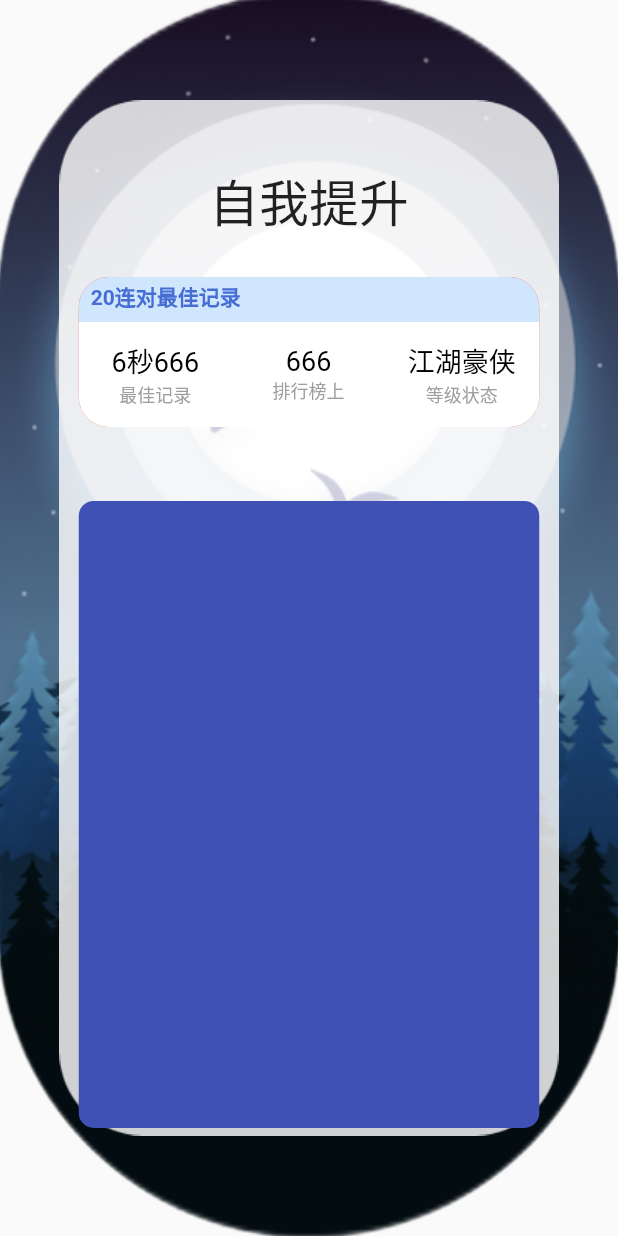
After one commit to LryIII/memory_practice, a Flutter app: the GrowContent screen opened directly, on a phone screen of 412 x 824 dp. The commit adds this screen. Run offline on Flutter 3.47's test engine with Material 2 defaults, Android fonts, the phone set to English and light mode, and no system bars; our stand-ins replace dio, flutter_smart_dialog, percent_indicator, stop_watch_timer.

Commit message:
add：大致的grow页面

```diff
--- /dev/null
+++ b/lib/pages/grow/grow_main.dart
@@ -0,0 +1,142 @@
+import 'package:flutter/cupertino.dart';
+import 'package:flutter/material.dart';
+import 'package:memory_practice/pages/grow/grow_state_box.dart';
+
+class GrowContent extends StatefulWidget {
+  const GrowContent({Key? key}) : super(key: key);
+
+  @override
+  _GrowContentState createState() => _GrowContentState();
+}
+
+class _GrowContentState extends State<GrowContent> {
+  @override
+  void initState() {
+    super.initState();
+  }
+
+  @override
+  Widget build(BuildContext context) {
+    return Scaffold(
+      body: Container(
+        height: double.infinity,
+        width: double.infinity,
+        decoration: const BoxDecoration(
+            image: DecorationImage(
+          image: AssetImage('assets/images/user_grow_background.png'),
+          fit: BoxFit.cover,
+        )),
+        child: Stack(
+          children: [
+            const Align(
+              alignment: Alignment(0, 0),
+              child: SizedBox(
+                height: 690.1,
+                width: 317 * 1.05,
+                child: Image(
+                  image: AssetImage(
+                      'assets/images/user_grow_background_transparent.png'),
+                  fit: BoxFit.fill,
+                ),
+              ),
+            ),
+            Align(
+              alignment: const Alignment(0, -0.74),
+              child: SizedBox(
+                height: 70 * 1.01,
+                width: 317 * 1.05,
+                //color: Colors.red,
+                child: Row(
+                  mainAxisAlignment: MainAxisAlignment.center,
+                  children: const [
+                    Text(
+                      "自我提升",
+                      style: TextStyle(
+                          fontSize: 33.3, fontWeight: FontWeight.w500),
+                    ),
+                  ],
+                ),
+              ),
+            ),
+            Align(
+              alignment: const Alignment(0, -0.49),
+              child: Container(
+                width: 307.0,
+                height: 100.0,
+                decoration: BoxDecoration(
+                  color: Colors.red,
+                  //border: Border.all(),
+                  borderRadius: BorderRadius.circular(20.0),
+                ),
+                child: Column(
+                  children: [
+                    Container(
+                      width: 307.0,
+                      height: 30,
+                      decoration: const BoxDecoration(
+                          color: Color.fromARGB(0xff, 208, 230, 253),
+                          borderRadius: BorderRadius.only(
+                            topLeft: Radius.circular(20.0),
+                            topRight: Radius.circular(20.0),
+                          )),
+                      child: const Padding(
+                        padding: EdgeInsets.only(
+                          left: 8.0,
+                          top: 3.0,
+                        ),
+                        child: Text(
+                          '20连对最佳记录',
+                          style: TextStyle(
+                              color: Color.fromARGB(0xff, 70, 109, 212),
+                              fontWeight: FontWeight.bold),
+                        ),
+                      ),
+                    ),
+                    Container(
+                      width: 307.2,
+                      height: 70,
+                      decoration: const BoxDecoration(
+                        color: Color.fromARGB(0xff, 255, 255, 255),
+                        borderRadius: BorderRadius.only(
+                          bottomLeft: Radius.circular(20.0),
+                          bottomRight: Radius.circular(20.0),
+                        ),
+                      ),
+                      child: Row(
+                        children: const [
+                          GrowStateBox(
+                            title: "6秒666",
+                            subtitle: "最佳记录",
+                          ),
+                          GrowStateBox(
+                            title: "666",
+                            subtitle: "排行榜上",
+                          ),
+                          GrowStateBox(
+                            title: "江湖豪侠",
+                            subtitle: "等级状态",
+                          ),
+                        ],
+                      ),
+                    ),
+                  ],
+                ),
+              ),
+            ),
+            Align(
+              alignment: const Alignment(0,0.645),
+              child: Container(
+                width: 307.0,
+                height: 418.0,
+                decoration: BoxDecoration(
+                  color: Colors.indigo,
+                  borderRadius: BorderRadius.circular(10.0),
+                ),
+              ),
+            )
+          ],
+        ),
+      ),
+    );
+  }
+}
--- /dev/null
+++ b/lib/pages/grow/grow_state_box.dart
@@ -0,0 +1,38 @@
+import 'package:flutter/material.dart';
+
+class GrowStateBox extends StatelessWidget {
+  final String title;
+  final String subtitle;
+  const GrowStateBox({
+    required this.title,
+    required this.subtitle,
+    Key? key,
+  }) : super(key: key);
+
+  @override
+  Widget build(BuildContext context) {
+    return SizedBox(
+      width: 307.200 / 3.0 - 0.25,
+      //color: Colors.green,
+      child: Column(
+        mainAxisAlignment: MainAxisAlignment.center,
+        children: [
+          Text(
+            title,
+            style: const TextStyle(
+                color: Colors.black,
+                fontSize: 18.0
+            ),
+          ),
+          Text(
+            subtitle,
+            style: const TextStyle(
+                color: Colors.grey,
+                fontSize: 12.0
+            ),
+          ),
+        ],
+      ),
+    );
+  }
+}
--- a/lib/pages/home/home_content.dart
+++ b/lib/pages/home/home_content.dart
@@ -48,7 +48,7 @@ class HomeContent extends StatelessWidget {
               alignment: const Alignment(0,-0.10),
               imageUrl: 'assets/images/user_grow.png',
               onTap: (){
-
+                Navigator.of(context).pushNamed('/grow');
               },
             ),
             AlignImageButton(
--- a/lib/pages/rank/rank_main.dart
+++ b/lib/pages/rank/rank_main.dart
@@ -153,6 +153,5 @@ class _RankContentState extends State<RankContent> {
     }else{
       return '$second秒$millisecond';
     }
-
   }
 }
--- a/lib/routes.dart
+++ b/lib/routes.dart
@@ -1,5 +1,6 @@
 import 'package:flutter/material.dart';
 import 'package:memory_practice/pages/game/game_main.dart';
+import 'package:memory_practice/pages/grow/grow_main.dart';
 import 'package:memory_practice/pages/home/entrance.dart';
 import 'package:memory_practice/pages/home/home_content.dart';
 import 'package:memory_practice/pages/rank/rank_main.dart';
@@ -8,6 +9,7 @@ final routes={
   '/entrance':(_)=>const EntrancePage(),
   '/game_main':(_)=>const GameMain(),
   '/rank':(_)=>const RankContent(),
+  '/grow':(_)=>const GrowContent(),
 };
 Route? onGenerateRoute(RouteSettings settings){
   final String? name=settings.name;
```
Also changed, not shown: assets/images/1.5x/user_grow_background.png (added), assets/images/1.5x/user_grow_background_transparent.png (added), assets/images/2x/user_grow_background.png (added), assets/images/2x/user_grow_background_transparent.png (added), assets/images/3x/user_grow_background.png (added), assets/images/3x/user_grow_background_transparent.png (added), assets/images/4x/user_grow_background.png (added), assets/images/4x/user_grow_background_transparent.png (added), assets/images/user_grow_background.png (added), assets/images/user_grow_background_transparent.png (added).
